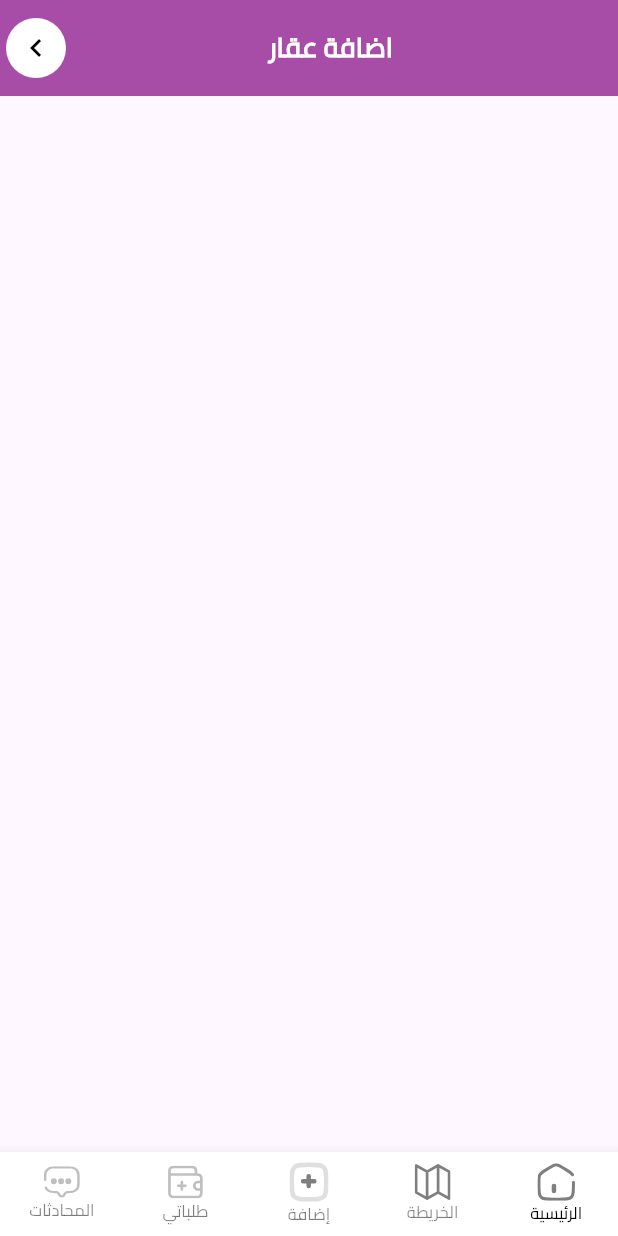
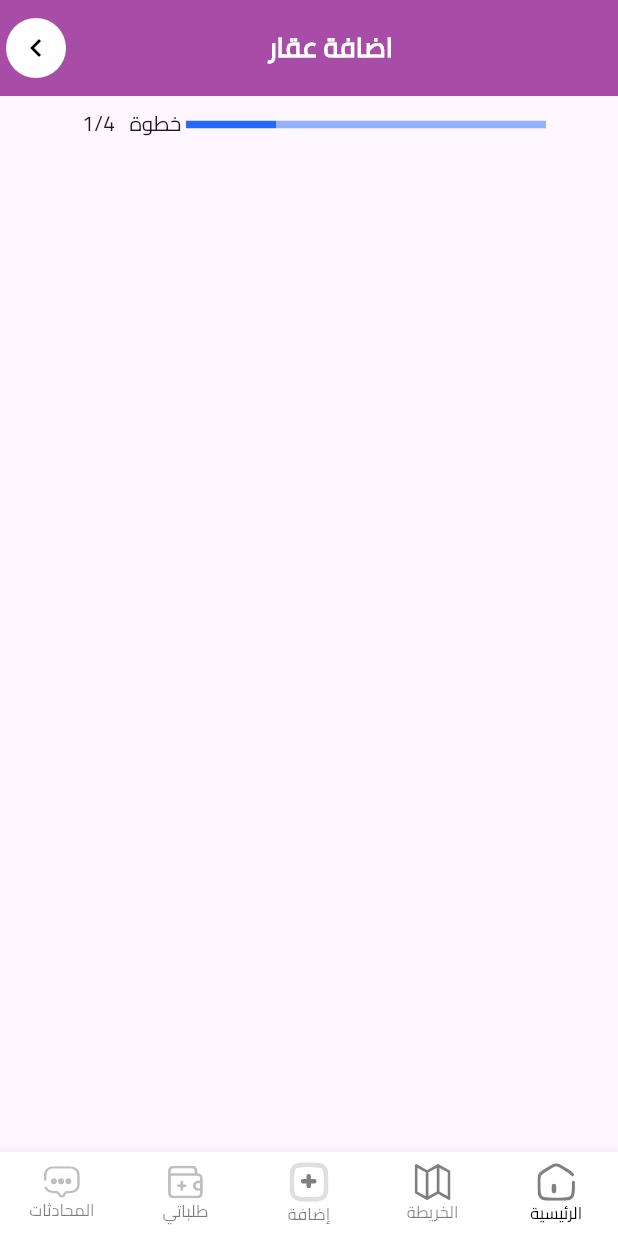
Before and after one commit to AYHM13x/nawy_app, a Flutter app: the screen it shows after launch, on a phone screen of 412 x 824 dp. Run offline on Flutter 3.47's test engine with Material 3 defaults, Android fonts, the phone set to English and light mode, and no system bars; our stand-ins replace dio, flutter_map, flutter_svg, gap, latlong2, modal_progress_hud_nsn; project files that could hold a hidden picture were left out.

Commit message:
Finish custom completed

```diff
--- a/lib/core/utlis/assets/app_colors.dart
+++ b/lib/core/utlis/assets/app_colors.dart
@@ -10,4 +10,5 @@ abstract class AppColors {
   static const blackColor = Color(0xff000000);
   static const blueColor = Color(0xff252A5B);
   static const grayColor = Color(0xffA1A5C1);
+  static const BlouColor = Color(0xff246BFD);
 }
--- a/lib/features/_2_home/presentation/views/bodies/add_view/add_view_body.dart
+++ b/lib/features/_2_home/presentation/views/bodies/add_view/add_view_body.dart
@@ -1,5 +1,6 @@
 import 'package:flutter/material.dart';
 import 'package:nawy_app/features/_0_spalsh/presentation/views/appbars/coustom_app_bar.dart';
+import 'package:nawy_app/features/_2_home/presentation/views/bodies/add_view/widgets/Custom_Completed.dart';
 import 'package:nawy_app/features/_2_home/presentation/views/bodies/add_view/widgets/Custom_app_bar.dart';
 
 class AddBodyView extends StatelessWidget {
@@ -8,7 +9,7 @@ class AddBodyView extends StatelessWidget {
   @override
   Widget build(BuildContext context) {
     return Column(
-      children: [CustomAppBarAddView()],
+      children: [CustomAppBarAddView(), CustomCompleted()],
     );
   }
 }
--- /dev/null
+++ b/lib/features/_2_home/presentation/views/bodies/add_view/widgets/Custom_Completed.dart
@@ -0,0 +1,53 @@
+import 'package:flutter/material.dart';
+import 'package:nawy_app/core/utlis/assets/app_colors.dart';
+
+class CustomCompleted extends StatelessWidget {
+  const CustomCompleted({super.key});
+
+  @override
+  Widget build(BuildContext context) {
+    return Container(
+      width: 335,
+      height: 38,
+      child: Row(
+        mainAxisAlignment: MainAxisAlignment.center,
+        children: [
+          const Row(
+            children: [
+              ContinerSlid(
+                opacity: .5,
+              ),
+              ContinerSlid(
+                opacity: .5,
+              ),
+              ContinerSlid(
+                opacity: .5,
+              ),
+              ContinerSlid(
+                opacity: 1,
+              ),
+            ],
+          ),
+          Container(height: 22, child: const Text(" خطوة  ")),
+          Container(height: 22, child: const Text(" 1/4  ")),
+        ],
+      ),
+    );
+  }
+}
+
+class ContinerSlid extends StatelessWidget {
+  const ContinerSlid({super.key, required this.opacity});
+  final double opacity;
+  @override
+  Widget build(BuildContext context) {
+    return Opacity(
+      opacity: opacity,
+      child: Container(
+        color: AppColors.BlouColor,
+        width: 60,
+        height: 5,
+      ),
+    );
+  }
+}
```
